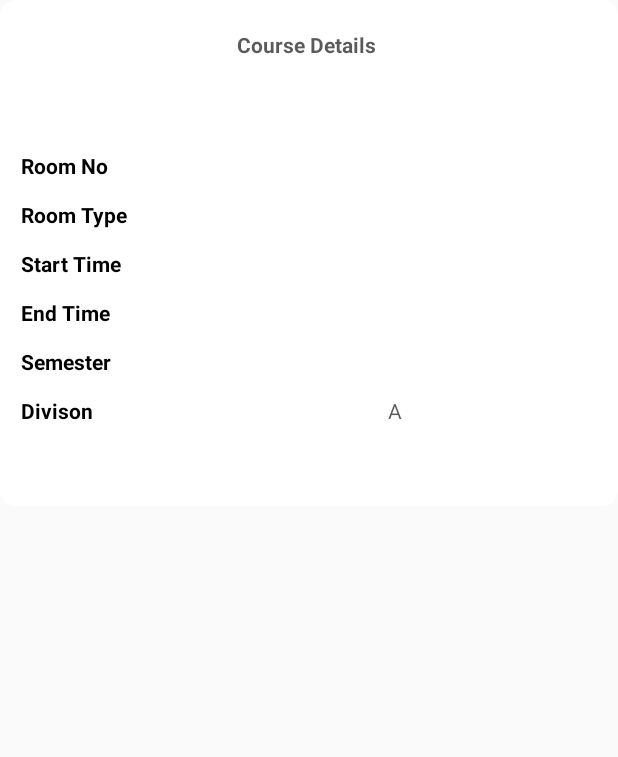
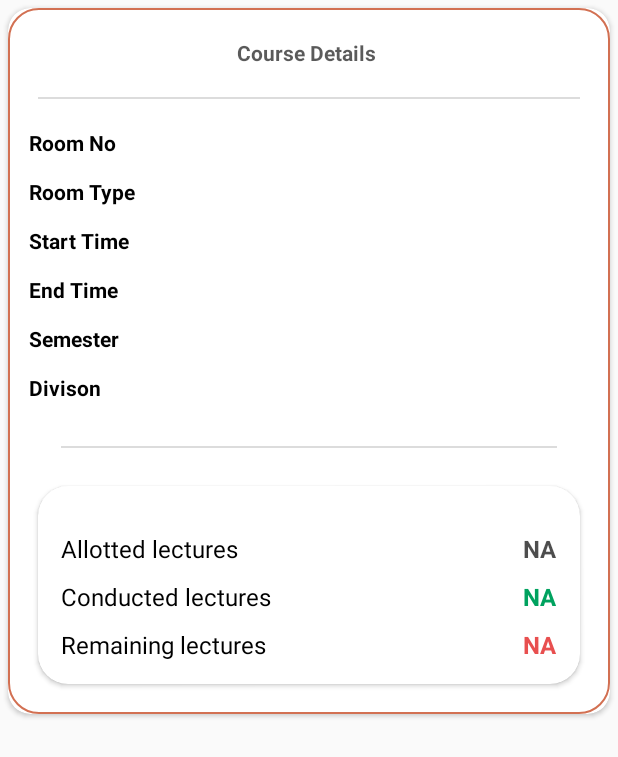
Before and after one commit to manishyadav-nmims/NMIMS_infra, an Android app: the layout timetable_design_details.xml on its own in the app's theme, with its tools: preview values and no code run, on a phone screen of 412 x 824 dp. Shown: the top 757 px of the screen. Run offline under Robolectric (Android 15) with nearby library versions, the light colour scheme and no system bars; network calls fail.

```diff
--- a/app/src/main/java/com/nmims/app/Fragments/Academic/TimetableFragment.java
+++ b/app/src/main/java/com/nmims/app/Fragments/Academic/TimetableFragment.java
@@ -141,8 +141,8 @@ public class TimetableFragment extends Fragment {
             dialog.requestWindowFeature(Window.FEATURE_NO_TITLE);
             dialog.setCancelable(true);
             dialog.setContentView(R.layout.timetable_design_details);
-            final TextView titleTv = (TextView) dialog.findViewById(R.id.titleTv);
-            titleTv.setText(list.start_time);
+            /*final TextView titleTv = (TextView) dialog.findViewById(R.id.titleTv);
+            titleTv.setText(list.start_time);*/
 
             final TextView roomNoTv = (TextView) dialog.findViewById(R.id.roomNoTv);
             roomNoTv.setText(list.room_no);
--- a/app/src/main/java/com/nmims/app/TimeTableCalendar/CalendarAdapter.java
+++ b/app/src/main/java/com/nmims/app/TimeTableCalendar/CalendarAdapter.java
@@ -79,7 +79,8 @@ public class CalendarAdapter extends RecyclerView.Adapter<CalendarViewHolder>
                 }
             }
             if (date.equals(CalendarUtils.selectedDate))
-                holder.parentView.setBackgroundColor(Color.rgb(205,158,160));
+               // holder.parentView.setBackgroundColor(Color.rgb(205,158,160));
+                holder.parentView.setBackgroundColor(Color.rgb(179, 177, 177));
         }
     }
 
--- a/app/src/main/java/com/nmims/app/TimeTableCalendar/StudentWeekView.java
+++ b/app/src/main/java/com/nmims/app/TimeTableCalendar/StudentWeekView.java
@@ -169,33 +169,27 @@ public class StudentWeekView extends AppCompatActivity implements CalendarAdapte
             dialog.requestWindowFeature(Window.FEATURE_NO_TITLE);
             dialog.setCancelable(true);
             dialog.setContentView(R.layout.timetable_design_details);
-            final TextView titleTv = (TextView) dialog.findViewById(R.id.titleTv);
+            /*final TextView titleTv = (TextView) dialog.findViewById(R.id.titleTv);
             titleTv.setText(list.start_time);
-            Log.d("startTime",list.start_time.toString());
+            Log.d("startTime",list.start_time.toString());*/
 
             final TextView roomNoTv = (TextView) dialog.findViewById(R.id.roomNoTv);
             roomNoTv.setText(list.room_no);
-            Log.d("startTime",list.room_no.toString());
 
             final TextView startTimeTv = (TextView) dialog.findViewById(R.id.startTimeTv);
             startTimeTv.setText(list.start_time);
-            Log.d("startTime",list.start_time.toString());
 
             final TextView endTimeTv = (TextView) dialog.findViewById(R.id.endTimeTv);
             endTimeTv.setText(list.end_time);
-            Log.d("startTime",list.end_time.toString());
 
             final TextView semesterTv = (TextView) dialog.findViewById(R.id.semesterTv);
             semesterTv.setText(list.acad_session);
-            Log.d("startTime",list.acad_session.toString());
 
             final TextView divisionTv = (TextView) dialog.findViewById(R.id.divisionTv);
             divisionTv.setText(list.division);
-            Log.d("startTime",list.division.toString());
 
             final TextView courseDetailsTv = (TextView) dialog.findViewById(R.id.courseDetailsTv);
             courseDetailsTv.setText(Html.fromHtml("<b> Course Details : " + list.event_name + "</b>"));
-            Log.d("event",list.event_name);
 
             dialog.show();
             Window window = dialog.getWindow();
--- a/app/src/main/java/com/nmims/app/TimeTableCalendar/WeekViewActivity.java
+++ b/app/src/main/java/com/nmims/app/TimeTableCalendar/WeekViewActivity.java
@@ -221,8 +221,8 @@ public class WeekViewActivity extends AppCompatActivity implements CalendarAdapt
                              dialog.requestWindowFeature(Window.FEATURE_NO_TITLE);
                              dialog.setCancelable(true);
                              dialog.setContentView(R.layout.timetable_design_details);
-                             final TextView titleTv = (TextView) dialog.findViewById(R.id.titleTv);
-                             titleTv.setText(list.start_time);
+                             /*final TextView titleTv = (TextView) dialog.findViewById(R.id.titleTv);
+                             titleTv.setText(list.start_time);*/
 
                              final TextView roomNoTv = (TextView) dialog.findViewById(R.id.roomNoTv);
                              roomNoTv.setText(list.room_no);
@@ -264,8 +264,8 @@ public class WeekViewActivity extends AppCompatActivity implements CalendarAdapt
                          dialog.requestWindowFeature(Window.FEATURE_NO_TITLE);
                          dialog.setCancelable(true);
                          dialog.setContentView(R.layout.timetable_design_details);
-                         final TextView titleTv = (TextView) dialog.findViewById(R.id.titleTv);
-                         titleTv.setText(list.start_time);
+                         /*final TextView titleTv = (TextView) dialog.findViewById(R.id.titleTv);
+                         titleTv.setText(list.start_time);*/
 
                          final TextView roomNoTv = (TextView) dialog.findViewById(R.id.roomNoTv);
                          roomNoTv.setText(list.room_no);
@@ -296,8 +296,8 @@ public class WeekViewActivity extends AppCompatActivity implements CalendarAdapt
                      dialog.requestWindowFeature(Window.FEATURE_NO_TITLE);
                      dialog.setCancelable(true);
                      dialog.setContentView(R.layout.timetable_design_details);
-                     final TextView titleTv = (TextView) dialog.findViewById(R.id.titleTv);
-                     titleTv.setText(list.start_time);
+                    /* final TextView titleTv = (TextView) dialog.findViewById(R.id.titleTv);
+                     titleTv.setText(list.start_time);*/
 
                      final TextView roomNoTv = (TextView) dialog.findViewById(R.id.roomNoTv);
                      roomNoTv.setText(list.room_no);
@@ -344,8 +344,8 @@ public class WeekViewActivity extends AppCompatActivity implements CalendarAdapt
              dialog.requestWindowFeature(Window.FEATURE_NO_TITLE);
              dialog.setCancelable(true);
              dialog.setContentView(R.layout.timetable_design_details);
-             final TextView titleTv = (TextView) dialog.findViewById(R.id.titleTv);
-             titleTv.setText(list.start_time);
+             /*final TextView titleTv = (TextView) dialog.findViewById(R.id.titleTv);
+             titleTv.setText(list.start_time);*/
 
              final TextView roomNoTv = (TextView) dialog.findViewById(R.id.roomNoTv);
              roomNoTv.setText(list.room_no);
--- a/app/src/main/res/layout/calendar_cell.xml
+++ b/app/src/main/res/layout/calendar_cell.xml
@@ -21,6 +21,7 @@
         android:layout_height="wrap_content"
         android:layout_gravity="center"
         android:text="1"
+        android:textStyle="bold"
         android:textSize="20sp"
         app:layout_constraintVertical_bias="0.25"/>
 
--- a/app/src/main/res/layout/timetable_design_details.xml
+++ b/app/src/main/res/layout/timetable_design_details.xml
@@ -3,7 +3,8 @@
     android:layout_width="match_parent"
     android:layout_height="wrap_content"
     xmlns:app="http://schemas.android.com/apk/res-auto"
-    app:cardCornerRadius="10dp">
+    android:layout_margin="5dp"
+    app:cardCornerRadius="15dp">
 
     <ScrollView
         android:layout_width="match_parent"
@@ -13,6 +14,7 @@
         <LinearLayout
             android:layout_width="match_parent"
             android:layout_height="wrap_content"
+            android:background="@drawable/reactangular_box"
             android:orientation="vertical"
             android:padding="10dp">
 
@@ -28,14 +30,20 @@
                 android:textColor="@color/colorBlack"
                 android:textSize="14dp" />
 
-            <TextView
+            <View
+                android:layout_margin="10dp"
+                android:layout_width="match_parent"
+                android:layout_height="1dp"
+                android:background="@color/colorLightGrey"/>
+
+           <!-- <TextView
                 android:id="@+id/titleTv"
                 android:layout_width="match_parent"
                 android:layout_height="wrap_content"
                 android:textAlignment="center"
                 android:layout_margin="10dp"
                 android:textColor="@color/darkBluishGrey"
-                android:textSize="16dp"/>
+                android:textSize="16dp"/>-->
 
             <LinearLayout
                 android:layout_width="match_parent"
@@ -47,7 +55,7 @@
                 <TextView
                     android:layout_width="0dp"
                     android:layout_height="wrap_content"
-                    android:layout_weight="0.3"
+                    android:layout_weight="0.5"
                     android:text="Room No"
                     android:textColor="@color/colorBlack"
                     android:textSize="14dp"
@@ -57,7 +65,37 @@
                     android:id="@+id/roomNoTv"
                     android:layout_width="0dp"
                     android:layout_height="wrap_content"
-                    android:layout_weight="0.7"
+                    android:layout_weight="0.5"
+                    android:textAlignment="center"
+                    android:textStyle="bold"
+                    android:alpha="0.65"
+                    android:textColor="@color/colorBlack"
+                    android:textSize="14dp" />
+
+            </LinearLayout>
+
+            <LinearLayout
+                android:layout_width="match_parent"
+                android:layout_height="wrap_content"
+                android:padding="4dp"
+                android:layout_marginTop="5dp"
+                android:weightSum="1">
+
+                <TextView
+                    android:layout_width="0dp"
+                    android:layout_height="wrap_content"
+                    android:layout_weight="0.5"
+                    android:text="Room Type"
+                    android:textColor="@color/colorBlack"
+                    android:textSize="14dp"
+                    android:textStyle="bold" />
+
+                <TextView
+                    android:id="@+id/roomTypeTv"
+                    android:layout_width="0dp"
+                    android:layout_height="wrap_content"
+                    android:layout_weight="0.5"
+                    android:textStyle="bold"
                     android:textAlignment="center"
                     android:alpha="0.65"
                     android:textColor="@color/colorBlack"
@@ -75,17 +113,47 @@
                 <TextView
                     android:layout_width="0dp"
                     android:layout_height="wrap_content"
-                    android:layout_weight="0.3"
-                    android:text="Room Type"
+                    android:layout_weight="0.5"
+                    android:text="Start Time"
                     android:textColor="@color/colorBlack"
                     android:textSize="14dp"
                     android:textStyle="bold" />
 
                 <TextView
-                    android:id="@+id/roomTypeTv"
+                    android:id="@+id/startTimeTv"
                     android:layout_width="0dp"
                     android:layout_height="wrap_content"
-                    android:layout_weight="0.7"
+                    android:layout_weight="0.5"
+                    android:textAlignment="center"
+                    android:textStyle="bold"
+                    android:alpha="0.65"
+                    android:textColor="@color/colorBlack"
+                    android:textSize="14dp" />
+
+            </LinearLayout>
+
+            <LinearLayout
+                android:layout_width="match_parent"
+                android:layout_height="wrap_content"
+                android:padding="4dp"
+                android:layout_marginTop="5dp"
+                android:weightSum="1">
+
+                <TextView
+                    android:layout_width="0dp"
+                    android:layout_height="wrap_content"
+                    android:layout_weight="0.5"
+                    android:text="End Time"
+                    android:textColor="@color/colorBlack"
+                    android:textSize="14dp"
+                    android:textStyle="bold" />
+
+                <TextView
+                    android:id="@+id/endTimeTv"
+                    android:layout_width="0dp"
+                    android:layout_height="wrap_content"
+                    android:layout_weight="0.5"
+                    android:textStyle="bold"
                     android:textAlignment="center"
                     android:alpha="0.65"
                     android:textColor="@color/colorBlack"
@@ -103,17 +171,18 @@
                 <TextView
                     android:layout_width="0dp"
                     android:layout_height="wrap_content"
-                    android:layout_weight="0.3"
-                    android:text="Start Time"
+                    android:layout_weight="0.5"
+                    android:text="Semester"
                     android:textColor="@color/colorBlack"
                     android:textSize="14dp"
                     android:textStyle="bold" />
 
                 <TextView
-                    android:id="@+id/startTimeTv"
+                    android:id="@+id/semesterTv"
                     android:layout_width="0dp"
                     android:layout_height="wrap_content"
-                    android:layout_weight="0.7"
+                    android:layout_weight="0.5"
+                    android:textStyle="bold"
                     android:textAlignment="center"
                     android:alpha="0.65"
                     android:textColor="@color/colorBlack"
@@ -131,63 +200,7 @@
                 <TextView
                     android:layout_width="0dp"
                     android:layout_height="wrap_content"
-                    android:layout_weight="0.3"
-                    android:text="End Time"
-                    android:textColor="@color/colorBlack"
-                    android:textSize="14dp"
-                    android:textStyle="bold" />
-
-                <TextView
-                    android:id="@+id/endTimeTv"
-                    android:layout_width="0dp"
-                    android:layout_height="wrap_content"
-                    android:layout_weight="0.7"
-                    android:textAlignment="center"
-                    android:alpha="0.65"
-                    android:textColor="@color/colorBlack"
-                    android:textSize="14dp" />
-
-            </LinearLayout>
-
-            <LinearLayout
-                android:layout_width="match_parent"
-                android:layout_height="wrap_content"
-                android:padding="4dp"
-                android:layout_marginTop="5dp"
-                android:weightSum="1">
-
-                <TextView
-                    android:layout_width="0dp"
-                    android:layout_height="wrap_content"
-                    android:layout_weight="0.3"
-                    android:text="Semester"
-                    android:textColor="@color/colorBlack"
-                    android:textSize="14dp"
-                    android:textStyle="bold" />
-
-                <TextView
-                    android:id="@+id/semesterTv"
-                    android:layout_width="0dp"
-                    android:layout_height="wrap_content"
-                    android:layout_weight="0.7"
-                    android:textAlignment="center"
-                    android:alpha="0.65"
-                    android:textColor="@color/colorBlack"
-                    android:textSize="14dp" />
-
-            </LinearLayout>
-
-            <LinearLayout
-                android:layout_width="match_parent"
-                android:layout_height="wrap_content"
-                android:padding="4dp"
-                android:layout_marginTop="5dp"
-                android:weightSum="1">
-
-                <TextView
-                    android:layout_width="0dp"
-                    android:layout_height="wrap_content"
-                    android:layout_weight="0.3"
+                    android:layout_weight="0.5"
                     android:textColor="@color/colorBlack"
                     android:text="Divison"
                     android:textSize="14dp"
@@ -197,8 +210,8 @@
                     android:id="@+id/divisionTv"
                     android:layout_width="0dp"
                     android:layout_height="wrap_content"
-                    android:layout_weight="0.7"
-                    android:text="A"
+                    android:layout_weight="0.5"
+                    android:textStyle="bold"
                     android:textAlignment="center"
                     android:alpha="0.65"
                     android:textColor="@color/colorBlack"
@@ -206,13 +219,16 @@
 
             </LinearLayout>
 
-
+            <View
+                android:layout_margin="25dp"
+                android:layout_width="match_parent"
+                android:layout_height="1dp"
+                android:background="@color/colorLightGrey"/>
 
             <androidx.cardview.widget.CardView
                 android:layout_width="match_parent"
                 android:layout_height="wrap_content"
                 android:layout_marginLeft="10dp"
-                android:layout_marginTop="30dp"
                 android:layout_marginBottom="10dp"
                 android:layout_gravity="center"
                 android:layout_marginRight="10dp"
@@ -224,7 +240,7 @@
                     android:layout_width="match_parent"
                     android:layout_height="match_parent"
                     android:padding="15dp"
-                    android:visibility="gone"
+                    android:visibility="visible"
                     android:layout_centerHorizontal="true"
                     android:layout_marginTop="15dp">
 
```
